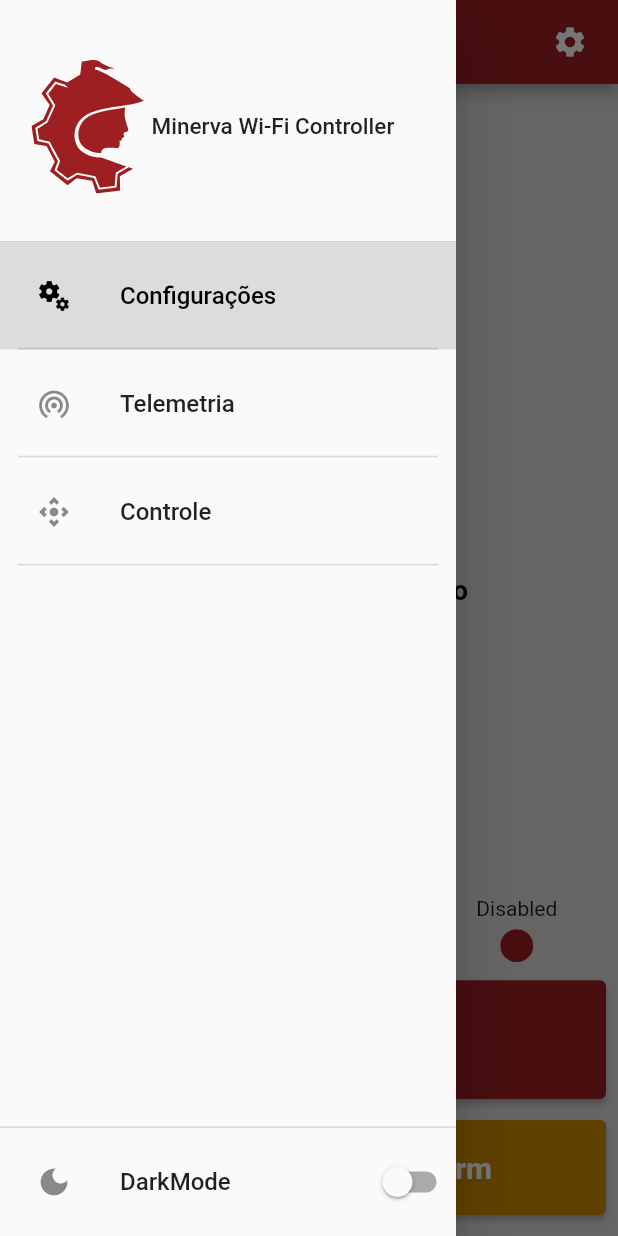
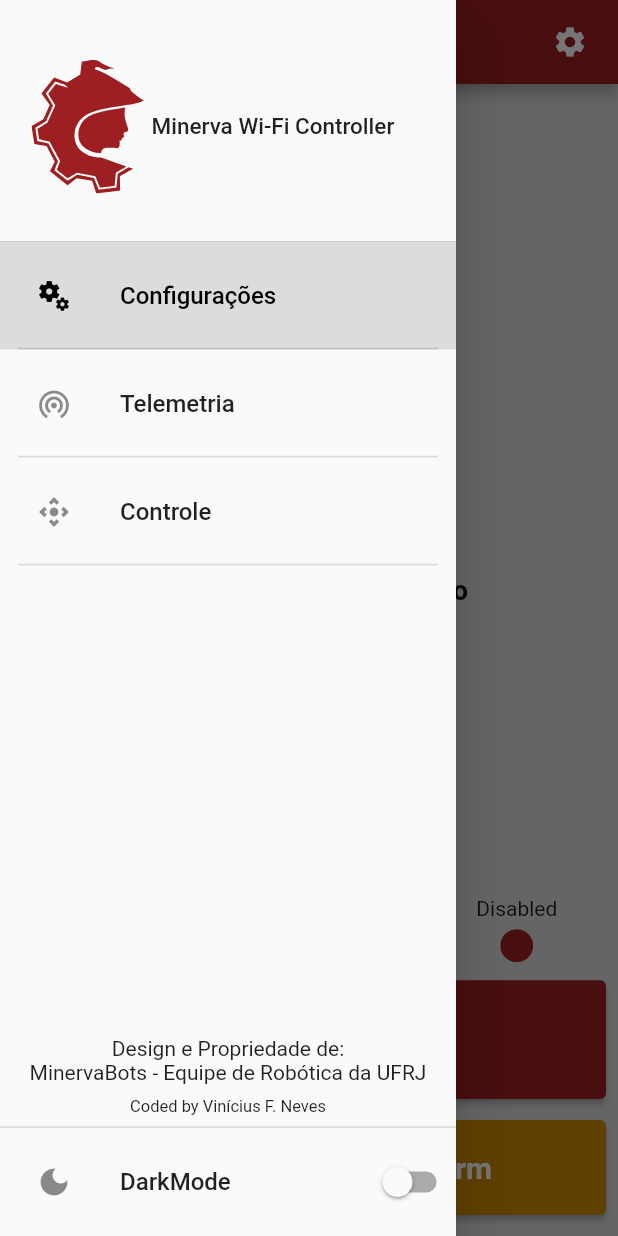
Before and after one commit to viniciusfneves/flutterApp-robot-controller, a Flutter app: the screen it shows after launch, with the side drawer open, on a phone screen of 412 x 824 dp. Run offline on Flutter 3.47's test engine with Material 2 defaults, Android fonts, the phone set to English and light mode, and no system bars; our stand-ins replace flutter_hooks, flutter_svg, hooks_riverpod; network calls fail.

Commit message:
Finalizando widgets para primeira versão de release

```diff
--- a/lib/screens/components/drawer/app_drawer.dart
+++ b/lib/screens/components/drawer/app_drawer.dart
@@ -1,6 +1,7 @@
 import 'package:blue_app/providers/providers.dart';
 import 'package:blue_app/routes/app_routes.dart';
 import 'package:blue_app/style/colors.dart';
+import 'package:blue_app/style/texts.dart';
 import 'package:flutter/material.dart';
 import 'package:flutter_svg/flutter_svg.dart';
 import 'package:hooks_riverpod/hooks_riverpod.dart';
@@ -17,7 +18,6 @@ class AppDrawer extends StatelessWidget {
   @override
   Widget build(BuildContext context) {
     return Drawer(
-
       child: Column(
         children: <Widget>[
           DrawerHeader(
@@ -63,6 +63,7 @@ class AppDrawer extends StatelessWidget {
             isSelected: page == AppRoutes.controller,
           ),
           const Expanded(child: SizedBox()),
+          const DesignInformations(),
           const Divider(height: 0, thickness: 1.2),
           const ThemeSwitch(),
         ],
@@ -133,3 +134,25 @@ class ThemeSwitch extends ConsumerWidget {
     );
   }
 }
+
+class DesignInformations extends StatelessWidget {
+  const DesignInformations();
+
+  @override
+  Widget build(BuildContext context) {
+    return Column(
+      children: const [
+        GeneralPurposeText(
+          "Design e Propriedade de:\nMinervaBots - Equipe de Robótica da UFRJ",
+          fontSize: 14,
+          padding: EdgeInsets.symmetric(horizontal: 8),
+        ),
+        GeneralPurposeText(
+          "Coded by Vinícius F. Neves",
+          fontSize: 11,
+          padding: EdgeInsets.all(8),
+        ),
+      ],
+    );
+  }
+}
--- a/lib/screens/telemetry.dart
+++ b/lib/screens/telemetry.dart
@@ -129,7 +129,6 @@ class MotorDisplay extends ConsumerWidget {
       child: GeneralPurposeText(
         value?.abs().toString(),
         color: color,
-        adaptiveColor: false,
         fontSize: 32,
       ),
     );
--- a/lib/style/texts.dart
+++ b/lib/style/texts.dart
@@ -109,31 +109,27 @@ class GeneralPurposeText extends StatelessWidget {
   const GeneralPurposeText(
     this.data, {
     Key? key,
-    this.adaptiveColor = true,
     this.fontSize = 20,
-    this.color = Colors.white,
+    this.color,
+    this.padding = EdgeInsets.zero,
   }) : super(key: key);
 
   final String? data;
   final double fontSize;
-  final Color color;
-  final bool adaptiveColor;
+  final Color? color;
+  final EdgeInsets padding;
   @override
   Widget build(BuildContext context) {
-    if (adaptiveColor) {
-      return Text(
+    return Padding(
+      padding: padding,
+      child: Text(
         data ?? "-",
         textAlign: TextAlign.center,
         style: TextStyle(
           fontSize: fontSize,
+          color: color,
         ),
-      );
-    } else {
-      return Text(
-        data ?? "-",
-        textAlign: TextAlign.center,
-        style: TextStyle(fontSize: fontSize, color: color),
-      );
-    }
+      ),
+    );
   }
 }
```
Also changed, not shown: lib/screens/components/adjusts/adjust_slider.dart (+5 -5 lines), lib/screens/components/adjusts/advanced_adjusts.dart (+8 -8 lines).
